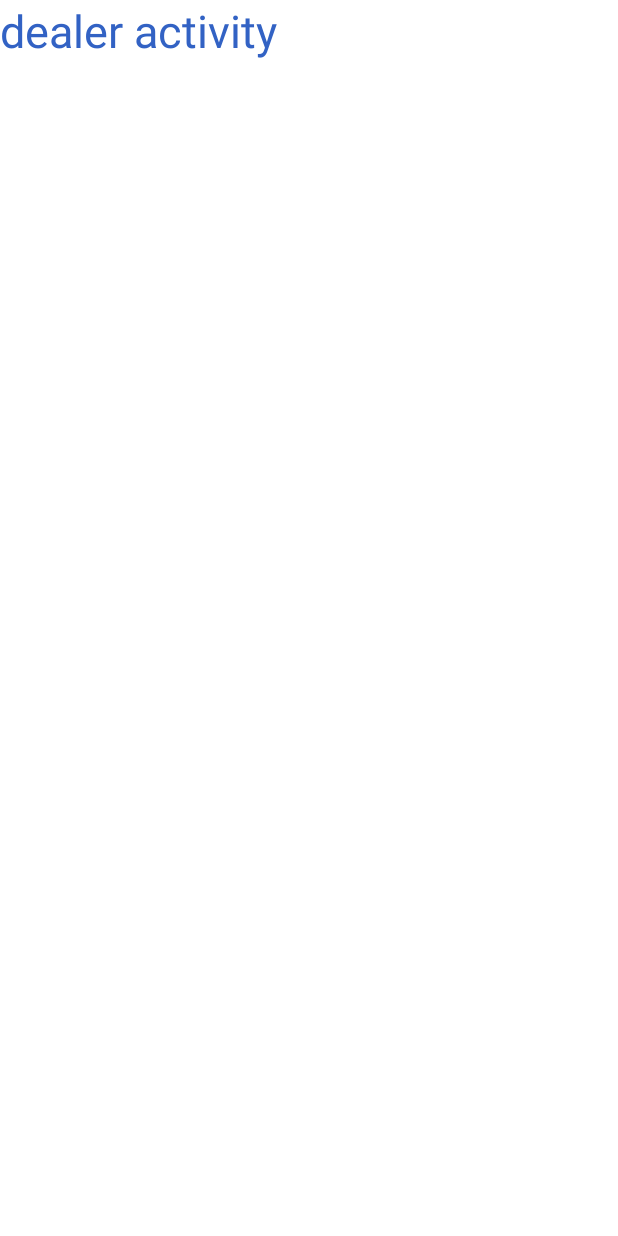
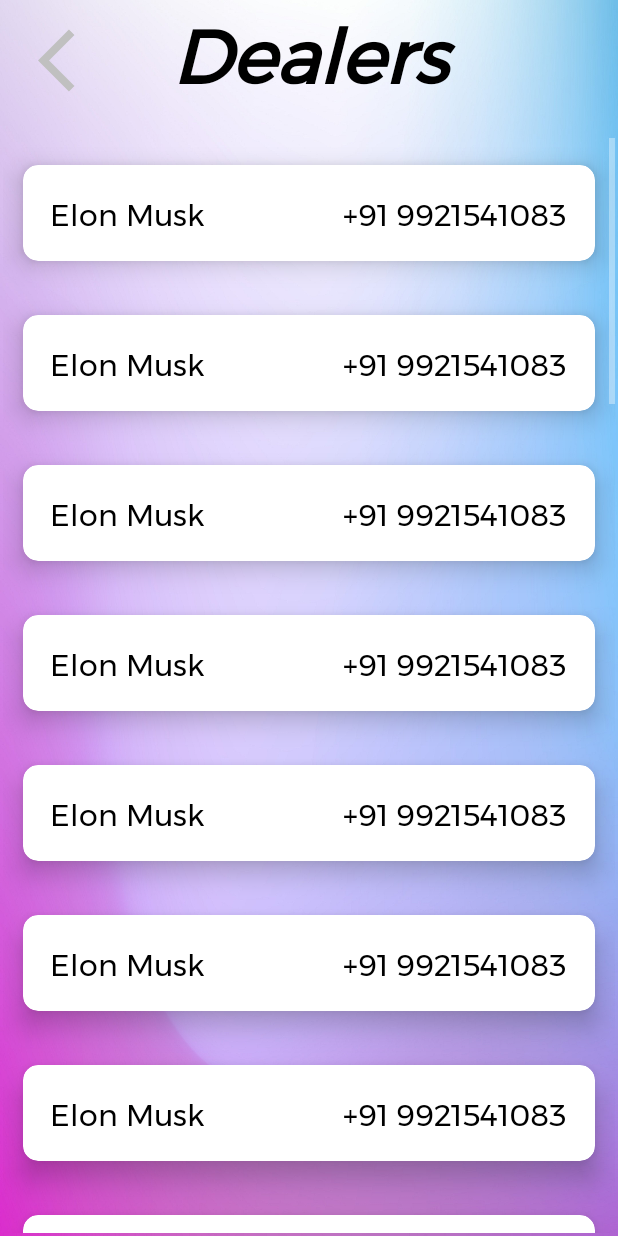
Before and after one commit to a-s-jadhav/fishary-management-app, an Android app: the DealerActivity screen opened directly, with no data from a screen before it, on a phone screen of 412 x 824 dp. Run offline under Robolectric (Android 15) with nearby library versions, the phone set to English and light mode, and no system bars.

Commit message:
Dealer RecyclerView done  - Shreyas

```diff
--- a/app/src/main/java/com/example/fisharymanagement/DealerActivity.java
+++ b/app/src/main/java/com/example/fisharymanagement/DealerActivity.java
@@ -1,14 +1,79 @@
 package com.example.fisharymanagement;
 
 import androidx.appcompat.app.AppCompatActivity;
+import androidx.recyclerview.widget.LinearLayoutManager;
+import androidx.recyclerview.widget.RecyclerView;
+import android.content.Context;
 
+import android.content.Intent;
 import android.os.Bundle;
+import android.view.View;
+import android.widget.Button;
+
+import java.util.ArrayList;
 
 public class DealerActivity extends AppCompatActivity {
+    private RecyclerView mDealRecyclerView;
+    private DealerAdapter mDealAdapter;
+    private Context context;
+    private Button btnBackDealer;
 
     @Override
     protected void onCreate(Bundle savedInstanceState) {
         super.onCreate(savedInstanceState);
         setContentView(R.layout.activity_dealer);
+        btnBackDealer = (Button)findViewById(R.id.btnBackdealer);
+
+        ArrayList<DealerDetails> DealerDetailsList = new ArrayList<>();
+        DealerDetailsList.add(new DealerDetails("Elon Musk","9921541083"));
+        DealerDetailsList.add(new DealerDetails("Elon Musk","9921541083"));
+        DealerDetailsList.add(new DealerDetails("Elon Musk","9921541083"));
+        DealerDetailsList.add(new DealerDetails("Elon Musk","9921541083"));
+        DealerDetailsList.add(new DealerDetails("Elon Musk","9921541083"));
+        DealerDetailsList.add(new DealerDetails("Elon Musk","9921541083"));
+        DealerDetailsList.add(new DealerDetails("Elon Musk","9921541083"));
+        DealerDetailsList.add(new DealerDetails("Elon Musk","9921541083"));
+        DealerDetailsList.add(new DealerDetails("Elon Musk","9921541083"));
+        DealerDetailsList.add(new DealerDetails("Elon Musk","9921541083"));
+        DealerDetailsList.add(new DealerDetails("Elon Musk","9921541083"));
+        DealerDetailsList.add(new DealerDetails("Elon Musk","9921541083"));
+        DealerDetailsList.add(new DealerDetails("Elon Musk","9921541083"));
+        DealerDetailsList.add(new DealerDetails("Elon Musk","9921541083"));
+        DealerDetailsList.add(new DealerDetails("Elon Musk","9921541083"));
+        DealerDetailsList.add(new DealerDetails("Elon Musk","9921541083"));
+        DealerDetailsList.add(new DealerDetails("Elon Musk","9921541083"));
+        DealerDetailsList.add(new DealerDetails("Elon Musk","9921541083"));
+        DealerDetailsList.add(new DealerDetails("Elon Musk","9921541083"));
+        DealerDetailsList.add(new DealerDetails("Elon Musk","9921541083"));
+        DealerDetailsList.add(new DealerDetails("Elon Musk","9921541083"));
+        DealerDetailsList.add(new DealerDetails("Elon Musk","9921541083"));
+        DealerDetailsList.add(new DealerDetails("Elon Musk","9921541083"));
+        DealerDetailsList.add(new DealerDetails("Elon Musk","9921541083"));
+        DealerDetailsList.add(new DealerDetails("Elon Musk","9921541083"));
+        DealerDetailsList.add(new DealerDetails("Elon Musk","9921541083"));
+        DealerDetailsList.add(new DealerDetails("Elon Musk","9921541083"));
+        DealerDetailsList.add(new DealerDetails("Elon Musk","9921541083"));
+        DealerDetailsList.add(new DealerDetails("Elon Musk","9921541083"));
+        DealerDetailsList.add(new DealerDetails("Elon Musk","9921541083"));
+
+
+
+        mDealRecyclerView = findViewById(R.id.recyclerViewDealer);
+        mDealRecyclerView.setHasFixedSize(true);
+        RecyclerView.LayoutManager mLayoutManger = new LinearLayoutManager(this);
+
+        mDealAdapter = new DealerAdapter(DealerDetailsList,context);
+
+
+        mDealRecyclerView.setLayoutManager(mLayoutManger);
+        mDealRecyclerView.setAdapter(mDealAdapter);
+
+        btnBackDealer.setOnClickListener(new View.OnClickListener() {
+            @Override
+            public void onClick(View v) {
+                startActivity(new Intent(DealerActivity.this,Dashboard.class));
+                finish();
+            }
+        });
     }
 }
--- /dev/null
+++ b/app/src/main/java/com/example/fisharymanagement/DealerAdapter.java
@@ -0,0 +1,77 @@
+package com.example.fisharymanagement;
+
+import android.content.Context;
+import android.view.LayoutInflater;
+import android.view.View;
+import android.view.ViewGroup;
+import android.widget.TextView;
+
+import androidx.annotation.NonNull;
+import androidx.recyclerview.widget.RecyclerView;
+
+
+import com.google.android.material.textfield.TextInputEditText;
+
+import java.text.BreakIterator;
+import java.util.ArrayList;
+
+public class DealerAdapter extends RecyclerView.Adapter<DealerAdapter.MyViewHolder> {
+    private ArrayList<DealerDetails> mDealerList;
+    private final Context context;
+
+
+    /**
+     * Provide a reference to the type of views that you are using
+     * (custom ViewHolder).
+     */
+    public static class MyViewHolder extends RecyclerView.ViewHolder {
+
+
+
+        static TextView tvDealerNameHere;
+        static TextView tvDealerPhone;
+        private Context context;
+
+        public MyViewHolder(View view) {
+            super(view);
+            // Define click listener for the ViewHolder's View
+            context = view.getContext();
+            tvDealerNameHere = (TextView) view.findViewById(R.id.tvDealerNameHere);
+            tvDealerPhone = (TextView) view.findViewById(R.id.tvDealerPhone);
+        }
+
+    }
+
+
+    public DealerAdapter(ArrayList<DealerDetails> DealerDetailsList, Context context) {
+        mDealerList = DealerDetailsList;
+        this.context = context;
+    }
+    // Create new views (invoked by the layout manager)
+    @NonNull
+    @Override
+    public MyViewHolder onCreateViewHolder(ViewGroup viewGroup, int viewType) {
+        // Create a new view, which defines the UI of the list item
+        View view = LayoutInflater.from(viewGroup.getContext())
+                .inflate(R.layout.dealer_card, viewGroup, false);
+
+        return new MyViewHolder(view);
+    }
+
+    @Override
+    public void onBindViewHolder(@NonNull MyViewHolder holder, int position) {
+        DealerDetails currentDealer = mDealerList.get(position);
+
+        // Get element from your dataset at this position and replace the
+        // contents of the view with that element
+        MyViewHolder.tvDealerNameHere.setText(currentDealer.getMtvDealerNameHere());
+        MyViewHolder.tvDealerPhone.setText("+91 "+ currentDealer.getMtvDealerPhone());
+
+    }
+
+    // Return the size of your dataset (invoked by the layout manager)
+    @Override
+    public int getItemCount() {return  mDealerList.size();
+    }
+
+}
--- /dev/null
+++ b/app/src/main/java/com/example/fisharymanagement/DealerDetails.java
@@ -0,0 +1,19 @@
+package com.example.fisharymanagement;
+
+public class DealerDetails {
+    private String mtvDealerNameHere ;
+    private String mtvDealerPhone;
+
+    public DealerDetails(String tvDealerNameHere,String tvDealerPhone){
+        mtvDealerNameHere = tvDealerNameHere;
+        mtvDealerPhone = tvDealerPhone;
+    }
+
+    public String getMtvDealerNameHere() {
+        return mtvDealerNameHere;
+    }
+
+    public String getMtvDealerPhone() {
+        return mtvDealerPhone;
+    }
+}
--- a/app/src/main/res/layout/activity_dealer.xml
+++ b/app/src/main/res/layout/activity_dealer.xml
@@ -1,18 +1,44 @@
 <?xml version="1.0" encoding="utf-8"?>
-<LinearLayout xmlns:android="http://schemas.android.com/apk/res/android"
+<RelativeLayout xmlns:android="http://schemas.android.com/apk/res/android"
     xmlns:app="http://schemas.android.com/apk/res-auto"
     xmlns:tools="http://schemas.android.com/tools"
     android:layout_width="match_parent"
     android:layout_height="match_parent"
-    android:background="#FFFFFF"
+    android:background="@drawable/ic_back_image2"
+    android:orientation="vertical"
     tools:context=".DealerActivity">
 
+
     <TextView
-        android:layout_width="wrap_content"
+        android:layout_width="match_parent"
+        android:layout_height="65dp"
+        android:text="Dealers"
+        android:fontFamily="@font/montserrat"
+        android:textSize="50sp"
+        android:textColor="@color/black"
+        android:textAlignment="center"
+        android:textStyle="bold|italic|normal"
+        android:gravity="center_horizontal" />
+
+    <Button
+        android:id="@+id/btnBackdealer"
+        android:layout_width="50dp"
+        android:layout_height="50dp"
+        android:layout_marginStart="25dp"
+        android:layout_marginTop="15dp"
+        android:background="@drawable/ic_back_btn"
+        android:layout_marginLeft="25dp" />
+
+    <androidx.recyclerview.widget.RecyclerView
+        android:id="@+id/recyclerViewDealer"
+        android:layout_width="match_parent"
         android:layout_height="wrap_content"
-        android:layout_centerInParent="true"
-        android:text="dealer activity"
-        android:textSize="30sp"
-        android:textColor="@color/colorPrimaryDark"/>
+        android:padding="2dp"
+        android:scrollbars="vertical"
+        android:layout_marginTop="90dp"/>
 
-</LinearLayout>
+
+
+
+
+</RelativeLayout>
--- a/app/src/main/res/layout/activity_get_stock.xml
+++ b/app/src/main/res/layout/activity_get_stock.xml
@@ -13,6 +13,7 @@
         android:text="@string/get_stock"
         android:textSize="50sp"
         android:textColor="@color/black"
+        android:fontFamily="@font/montserrat"
         android:textAlignment="center"
         android:textStyle="bold|italic|normal"
         android:gravity="center_horizontal" />
--- /dev/null
+++ b/app/src/main/res/layout/dealer_card.xml
@@ -0,0 +1,40 @@
+<?xml version="1.0" encoding="utf-8"?>
+<androidx.cardview.widget.CardView xmlns:android="http://schemas.android.com/apk/res/android"
+    android:layout_width="match_parent"
+    android:layout_height="100dp"
+    xmlns:app="http://schemas.android.com/apk/res-auto"
+    app:cardCornerRadius="10dp"
+    app:cardBackgroundColor="@color/white"
+    app:cardUseCompatPadding="true"
+    app:cardPreventCornerOverlap="true"
+    app:cardElevation="10dp">
+
+   <RelativeLayout
+       android:layout_width="fill_parent"
+       android:layout_height="fill_parent"
+       android:orientation="horizontal">
+       <TextView
+           android:id="@+id/tvDealerNameHere"
+           android:layout_width="wrap_content"
+           android:layout_height="wrap_content"
+           android:gravity="left"
+           android:padding="18dp"
+           android:text="Elon Musk"
+           android:fontFamily="@font/montserrat"
+           android:textColor="@color/black"
+           android:textSize="20dp"
+           />
+       <TextView
+           android:id="@+id/tvDealerPhone"
+           android:layout_width="wrap_content"
+           android:layout_height="wrap_content"
+           android:layout_marginStart="195dp"
+           android:gravity="right"
+           android:padding="18dp"
+           android:text="+91 1010101010"
+           android:fontFamily="@font/montserrat"
+           android:textColor="@color/black"
+           android:textSize="20dp"
+           android:layout_marginLeft="250dp" />
+   </RelativeLayout>
+</androidx.cardview.widget.CardView>
```
